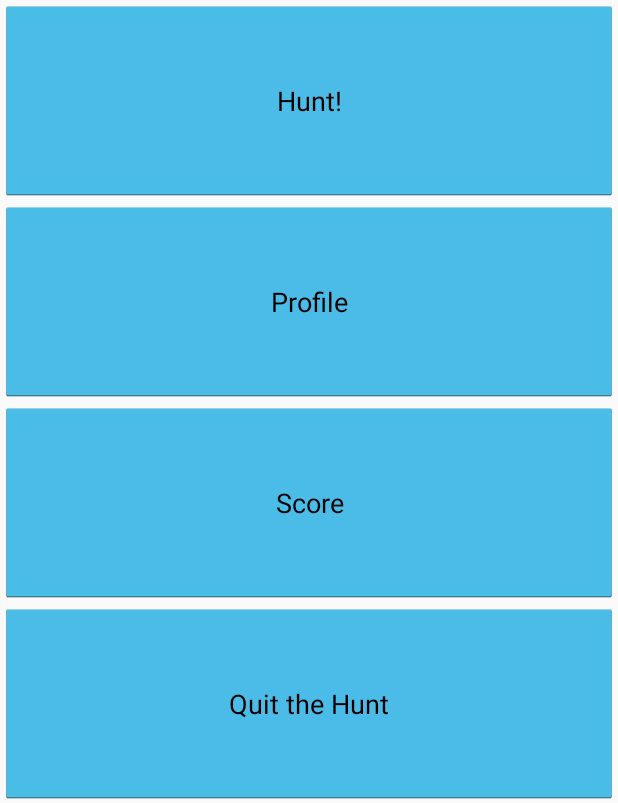
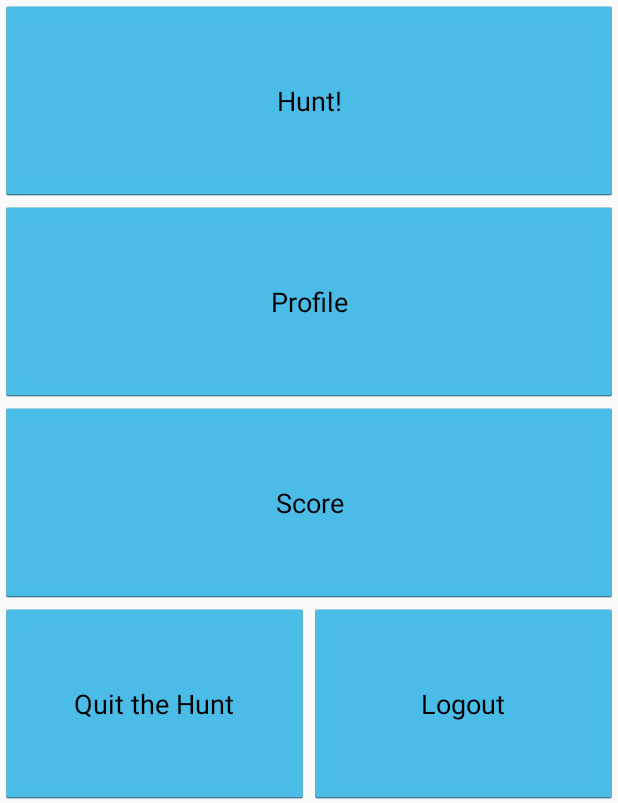
Before and after one commit to co0k/TreasureHunt, an Android app: the HomeActivity screen opened directly, with no data from a screen before it, on a phone screen of 412 x 824 dp, the part 433-1236 px from its top. Run offline under Robolectric (Android 15) with nearby library versions, the phone set to English and light mode, and no system bars.

Commit message:
it is now possible to log out at the home menu and the session data will be deleted

```diff
--- a/TreasureHuntApp/app/src/main/java/at/tba/treasurehunt/activities/HomeActivity.java
+++ b/TreasureHuntApp/app/src/main/java/at/tba/treasurehunt/activities/HomeActivity.java
@@ -10,6 +10,7 @@ import android.view.MenuItem;
 import android.view.View;
 
 import at.tba.treasurehunt.R;
+import at.tba.treasurehunt.controller.UserLoginDataController;
 import at.tba.treasurehunt.servercomm.ServerConnection;
 import at.tba.treasurehunt.utils.AlertHelper;
 
@@ -76,6 +77,13 @@ public class HomeActivity extends Activity {
         System.exit(0);
     }
 
+    public void onButtonLogoutClick(View v){
+        new UserLoginDataController(this).deleteDefaultLoginData();
+        finish();
+        Intent actSwitch = new Intent(this, LoginActivity.class);
+        startActivity(actSwitch);
+    }
+
     public void onButtonPlayClick(View v){
         Intent actSwitch = new Intent(this, MapsActivity.class);
         startActivity(actSwitch);
--- a/TreasureHuntApp/app/src/main/java/at/tba/treasurehunt/activities/UserProfileActivity.java
+++ b/TreasureHuntApp/app/src/main/java/at/tba/treasurehunt/activities/UserProfileActivity.java
@@ -81,7 +81,7 @@ public class UserProfileActivity extends Activity implements IUserLoadedCallback
         User userData = u;
         f_userName.setText("Username: "+userData.getName());
         f_email.setText("Email: "+userData.getEmail());
-        f_level.setText("Level: "+userData.getRank());
+        f_level.setText("Rank: "+userData.getRank());
         f_experience.setText("Experience: "+userData.getXP());
     }
 
--- a/TreasureHuntApp/app/src/main/java/at/tba/treasurehunt/controller/UserLoginDataController.java
+++ b/TreasureHuntApp/app/src/main/java/at/tba/treasurehunt/controller/UserLoginDataController.java
@@ -16,7 +16,7 @@ public class UserLoginDataController {
 		this.context = context;
 	}
 
-	public void deleteDefaultLoginData(String name, String password) {
+	public void deleteDefaultLoginData() {
 		SharedPreferences.Editor editor = PreferenceManager.getDefaultSharedPreferences(context).edit();
 		editor.putString(context.getString(R.string.prefDefaultLoginUserName), "");
 		editor.putString(context.getString(R.string.prefDefaultLoginUserPassword), "");
--- a/TreasureHuntApp/app/src/main/res/layout/activity_home.xml
+++ b/TreasureHuntApp/app/src/main/res/layout/activity_home.xml
@@ -57,15 +57,36 @@
             android:layout_gravity="center"
             android:layout_weight="0.25" />
 
-        <Button
+        <LinearLayout
             android:layout_width="fill_parent"
             android:layout_height="fill_parent"
-            android:text="Quit the Hunt"
-            android:id="@+id/btnExit"
-            android:clickable="true"
-            android:onClick="onButtonExitClick"
+            android:orientation="horizontal"
             android:layout_gravity="center"
-            android:layout_weight="0.25" />
+            android:layout_weight="0.25"
+            android:weightSum="1">
+
+            <Button
+                android:layout_width="fill_parent"
+                android:layout_height="fill_parent"
+                android:text="Quit the Hunt"
+                android:id="@+id/btnExit"
+                android:clickable="true"
+                android:onClick="onButtonExitClick"
+                android:layout_gravity="center"
+                android:layout_weight="0.5" />
+
+            <Button
+                android:layout_width="fill_parent"
+                android:layout_height="fill_parent"
+                android:text="Logout"
+                android:id="@+id/btnLogout"
+                android:clickable="true"
+                android:onClick="onButtonLogoutClick"
+                android:layout_gravity="center"
+                android:layout_weight="0.5" />
+            </LinearLayout>
+
+
 
     </LinearLayout>
 
```
